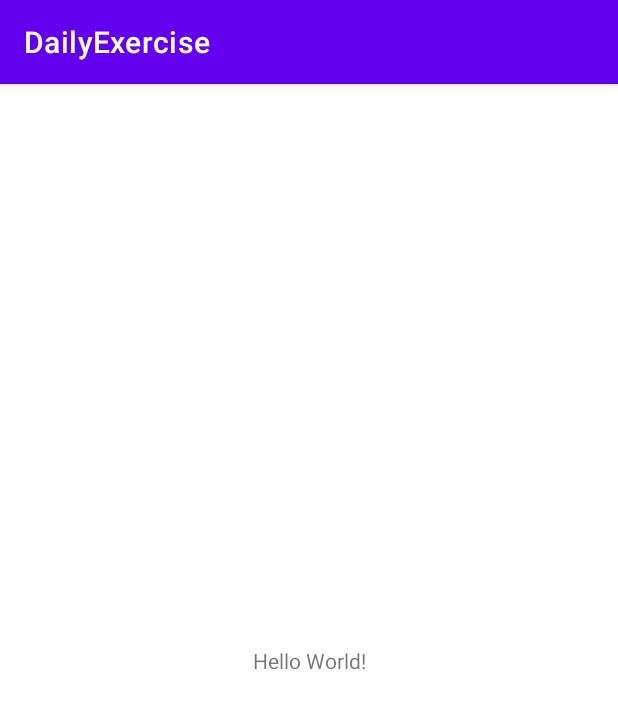
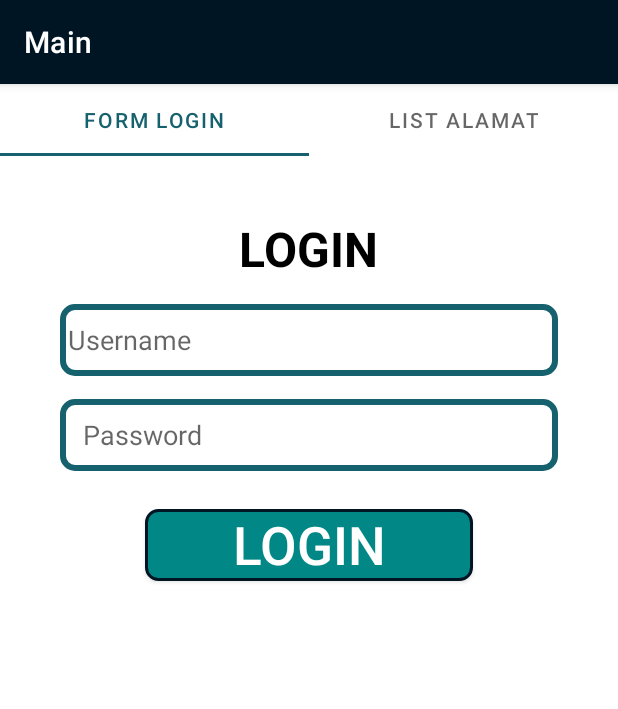
Before and after one commit to kevin-138/Daily-Exercise, an Android app: the screen it shows after launch (MainActivity), on a phone screen of 412 x 824 dp. Shown: the top 709 px of the screen. Run offline under Robolectric (Android 15) with nearby library versions, the phone set to English and light mode, and no system bars.

```diff
--- a/app/build.gradle
+++ b/app/build.gradle
@@ -1,6 +1,7 @@
 plugins {
     id 'com.android.application'
     id 'org.jetbrains.kotlin.android'
+    id 'kotlin-parcelize'
 }
 
 android {
--- a/app/src/main/AndroidManifest.xml
+++ b/app/src/main/AndroidManifest.xml
@@ -13,10 +13,10 @@
         tools:targetApi="31">
         <activity
             android:name=".MainActivity"
-            android:exported="true">
+            android:exported="true"
+            android:label="Main">
             <intent-filter>
                 <action android:name="android.intent.action.MAIN" />
-
                 <category android:name="android.intent.category.LAUNCHER" />
             </intent-filter>
         </activity>
--- /dev/null
+++ b/app/src/main/java/com/kevin/dailyexercise/LoginFragment.kt
@@ -0,0 +1,79 @@
+package com.kevin.dailyexercise
+
+import android.graphics.Color
+import android.os.Bundle
+import androidx.fragment.app.Fragment
+import android.view.LayoutInflater
+import android.view.View
+import android.view.ViewGroup
+import android.widget.Button
+import android.widget.EditText
+import android.widget.TextView
+
+private val dataAkun = mapOf(
+    "global1234" to "glob123!!",
+    "loyalty5678" to "l0y@lTyS67B",
+    "indonesia1945" to "inD0n35!a19AS",
+    "alfagift2023" to "alF@g1fTz0zE"
+)
+
+class LoginFragment : Fragment() {
+    lateinit var etusername: EditText
+    lateinit var etpassword: EditText
+    lateinit var loginBt: Button
+    lateinit var tvLoginOut: TextView
+    override fun onCreateView(
+        inflater: LayoutInflater, container: ViewGroup?,
+        savedInstanceState: Bundle?
+    ): View? {
+        // Inflate the layout for this fragment
+        return inflater.inflate(R.layout.fragment_login, container, false)
+    }
+
+    override fun onViewCreated(view: View, savedInstanceState: Bundle?) {
+        super.onViewCreated(view, savedInstanceState)
+        etusername = view.findViewById(R.id.etUsername)
+        etpassword = view.findViewById(R.id.etPassword)
+        loginBt = view.findViewById(R.id.btLogin)
+        tvLoginOut = view.findViewById(R.id.tvLoginOutput)
+
+        loginBt.setOnClickListener {
+            validateLogin((etusername.text.toString()), (etpassword.text.toString()))
+        }
+    }
+
+    fun validateLogin(userInput: String, passInput: String) {
+        val number = Regex("[0-9]")
+        val alphabet = Regex("[a-zA-Z]")
+        val symbols = Regex("[\\p{P}\\p{S}]")
+
+        when {
+            userInput.isBlank() || passInput.isBlank() -> errorOutput(R.string.val_log1)
+            (userInput.length !in 6..15) -> errorOutput(R.string.val_log2)
+            userInput.contains(" ") || passInput.contains(" ") -> errorOutput(R.string.val_log3)
+            !number.containsMatchIn(userInput) || !alphabet.containsMatchIn(userInput) -> errorOutput(
+                R.string.val_log4
+            )
+            symbols.containsMatchIn(userInput) -> errorOutput(R.string.val_log4_1)
+            passInput.length !in 8..20 -> errorOutput(R.string.val_log5)
+            !symbols.containsMatchIn(passInput) || !number.containsMatchIn(passInput) || !alphabet.containsMatchIn(
+                passInput
+            ) ->
+                errorOutput(R.string.val_log6)
+            else -> {
+                val validasiAkun = dataAkun[userInput] == passInput
+                if (validasiAkun) {
+                    tvLoginOut.setTextColor(Color.GREEN)
+                    tvLoginOut.text = getString(R.string.log_success)
+                } else {
+                    errorOutput(R.string.val_log7)
+                }
+            }
+        }
+    }
+
+    fun errorOutput(errorId: Int) {
+        tvLoginOut.setTextColor(Color.RED)
+        tvLoginOut.text = getString(errorId)
+    }
+}
--- a/app/src/main/java/com/kevin/dailyexercise/MainActivity.kt
+++ b/app/src/main/java/com/kevin/dailyexercise/MainActivity.kt
@@ -1,11 +1,65 @@
 package com.kevin.dailyexercise
 
+import android.os.Bundle
+import android.text.TextUtils.replace
 import androidx.appcompat.app.AppCompatActivity
-import android.os.Bundle
+import com.google.android.material.tabs.TabLayout
+import com.google.android.material.tabs.TabLayout.OnTabSelectedListener
 
 class MainActivity : AppCompatActivity() {
+    lateinit var tabLayout: TabLayout
     override fun onCreate(savedInstanceState: Bundle?) {
         super.onCreate(savedInstanceState)
         setContentView(R.layout.activity_main)
+        tabLayout = findViewById(R.id.tlMain)
+        tabLayout.addOnTabSelectedListener(object : TabLayout.OnTabSelectedListener {
+            override fun onTabSelected(tab: TabLayout.Tab?) {
+                when {
+                    tab?.position == 0 -> {
+                        setupFragment(0)
+                    }
+                    tab?.position == 1 -> {
+                        setupFragment(1)
+                    }
+                }
+            }
+
+            override fun onTabReselected(tab: TabLayout.Tab?) {
+                // Write code to handle tab reselect
+            }
+
+            override fun onTabUnselected(tab: TabLayout.Tab?) {
+                // Write code to handle tab reselect
+            }
+
+        })
+
+        setupFragment(0)
+    }
+
+    fun setupFragment(fragSelected: Int) {
+        when (fragSelected) {
+            0 -> {
+                val lgnFragment = LoginFragment()
+                val lgnFragmentManager = supportFragmentManager
+                lgnFragmentManager.beginTransaction().apply {
+                    replace(R.id.frameLayoutMain, lgnFragment, LoginFragment::class.java.simpleName)
+                    commit()
+                }
+            }
+            1 -> {
+                val alamatFragment = AlamatFragment()
+                val alamatFragmenttManager = supportFragmentManager
+                alamatFragmenttManager.beginTransaction().apply {
+                    replace(
+                        R.id.frameLayoutMain,
+                        alamatFragment,
+                        LoginFragment::class.java.simpleName
+                    )
+                    commit()
+                }
+            }
+
+        }
     }
 }
--- /dev/null
+++ b/app/src/main/res/drawable/input_text_box.xml
@@ -0,0 +1,13 @@
+<?xml version="1.0" encoding="utf-8"?>
+<shape xmlns:android="http://schemas.android.com/apk/res/android"
+    android:shape="rectangle">
+    <solid android:color="#FFFFFF" />
+    <corners
+        android:bottomRightRadius="8dp"
+        android:bottomLeftRadius="8dp"
+        android:topLeftRadius="8dp"
+        android:topRightRadius="8dp" />
+    <stroke
+        android:color="@color/green"
+        android:width="4dp"/>
+</shape>
--- /dev/null
+++ b/app/src/main/res/drawable/login_button.xml
@@ -0,0 +1,13 @@
+<?xml version="1.0" encoding="utf-8"?>
+<shape xmlns:android="http://schemas.android.com/apk/res/android"
+    android:shape="rectangle">
+    <solid android:color="@color/teal_700" />
+    <corners
+        android:bottomRightRadius="8dp"
+        android:bottomLeftRadius="8dp"
+        android:topLeftRadius="8dp"
+        android:topRightRadius="8dp" />
+    <stroke
+        android:color="@color/vDarkBlue"
+        android:width="2dp"/>
+</shape>
--- a/app/src/main/res/layout/activity_main.xml
+++ b/app/src/main/res/layout/activity_main.xml
@@ -1,18 +1,40 @@
 <?xml version="1.0" encoding="utf-8"?>
-<androidx.constraintlayout.widget.ConstraintLayout xmlns:android="http://schemas.android.com/apk/res/android"
+<LinearLayout xmlns:android="http://schemas.android.com/apk/res/android"
     xmlns:app="http://schemas.android.com/apk/res-auto"
     xmlns:tools="http://schemas.android.com/tools"
     android:layout_width="match_parent"
     android:layout_height="match_parent"
-    tools:context=".MainActivity">
+    tools:context=".MainActivity"
+    android:orientation="vertical">
 
-    <TextView
-        android:layout_width="wrap_content"
+    <com.google.android.material.tabs.TabLayout
+        android:id="@+id/tlMain"
+        android:layout_width="match_parent"
         android:layout_height="wrap_content"
-        android:text="Hello World!"
-        app:layout_constraintBottom_toBottomOf="parent"
-        app:layout_constraintEnd_toEndOf="parent"
-        app:layout_constraintStart_toStartOf="parent"
-        app:layout_constraintTop_toTopOf="parent" />
+        app:tabSelectedTextColor="@color/green"
+        app:tabIndicatorColor="@color/green"
+        app:tabRippleColor="@color/teal_200"
+        >
+        <com.google.android.material.tabs.TabItem
+            android:id="@+id/ti1"
+            android:layout_width="wrap_content"
+            android:layout_height="wrap_content"
+            android:text="Form Login"
+            android:padding="10dp"/>
 
-</androidx.constraintlayout.widget.ConstraintLayout>
+        <com.google.android.material.tabs.TabItem
+            android:id="@+id/ti2"
+            android:layout_width="wrap_content"
+            android:layout_height="wrap_content"
+            android:text="List Alamat"
+            android:padding="10dp"/>
+    </com.google.android.material.tabs.TabLayout>
+
+
+    <FrameLayout
+        android:id="@+id/frameLayoutMain"
+        android:layout_width="match_parent"
+        android:layout_height="match_parent"
+        />
+
+</LinearLayout>
--- /dev/null
+++ b/app/src/main/res/layout/fragment_login.xml
@@ -0,0 +1,59 @@
+<?xml version="1.0" encoding="utf-8"?>
+<LinearLayout xmlns:android="http://schemas.android.com/apk/res/android"
+    xmlns:tools="http://schemas.android.com/tools"
+    android:layout_width="match_parent"
+    android:layout_height="match_parent"
+    tools:context=".LoginFragment"
+    android:gravity="center_horizontal"
+    android:orientation="vertical"
+    android:padding="40dp">
+
+    <TextView
+        android:id="@+id/title"
+        android:layout_width="wrap_content"
+        android:layout_height="wrap_content"
+        android:text="@string/loginTv"
+        android:textColor="@color/black"
+        android:textSize="32sp"
+        android:textStyle="bold" />
+
+    <EditText
+        android:id="@+id/etUsername"
+        android:layout_width="match_parent"
+        android:layout_height="@dimen/etHeight"
+        android:layout_marginTop="@dimen/etMargin"
+        android:background="@drawable/input_text_box"
+        android:hint="@string/loginUsername"
+        android:inputType="text"
+        android:paddingHorizontal="5dp"/>
+
+    <EditText
+        android:id="@+id/etPassword"
+        android:layout_width="match_parent"
+        android:layout_height="@dimen/etHeight"
+        android:layout_marginTop="@dimen/etMargin"
+        android:background="@drawable/input_text_box"
+        android:hint="@string/loginPassword"
+        android:inputType="textPassword"
+        android:paddingHorizontal="15dp" />
+
+    <android.widget.Button
+        android:id="@+id/btLogin"
+        android:layout_width="wrap_content"
+        android:layout_height="wrap_content"
+        android:layout_marginTop="25dp"
+        android:paddingHorizontal="@dimen/btPadding"
+        android:text="@string/loginTv"
+        android:textColor="@color/white"
+        android:background="@drawable/login_button"
+        android:textSize="35sp" />
+
+    <TextView
+        android:id="@+id/tvLoginOutput"
+        android:layout_width="wrap_content"
+        android:layout_height="wrap_content"
+        android:layout_marginTop="10dp"
+        android:text=""
+        android:textColor="@color/red" />
+
+</LinearLayout>
--- /dev/null
+++ b/app/src/main/res/values/dimens.xml
@@ -0,0 +1,12 @@
+<?xml version="1.0" encoding="utf-8"?>
+<resources>
+    <dimen name="etMargin">15dp</dimen>
+    <dimen name="etHeight">48dp</dimen>
+    <dimen name="btPadding">58dp</dimen>
+    <dimen name="dimen_1">15dp</dimen>
+    <dimen name="dimen_2">5dp</dimen>
+    <dimen name="dimen_3">20dp</dimen>
+    <dimen name="dimen_4">30dp</dimen>
+    <dimen name="elevation">8dp</dimen>
+    <dimen name="etHeight2">58dp</dimen>
+</resources>
--- a/app/src/main/res/values/strings.xml
+++ b/app/src/main/res/values/strings.xml
@@ -1,3 +1,33 @@
 <resources>
     <string name="app_name">DailyExercise</string>
+    <!-- TODO: Remove or change this placeholder text -->
+    <string name="loginPassword">Password</string>
+    <string name="loginUsername">Username</string>
+    <string name="loginTv">LOGIN</string>
+
+    <string name="val_log1">Login Gagal, Username dan Password tidak boleh kosong</string>
+    <string name="val_log2">Login Gagal, Panjang username tidak valid (6-15 karakter)</string>
+    <string name="val_log3">Login Gagal, username dan passsword tidak boleh mengandung spasi</string>
+    <string name="val_log4">Login Gagal, username harus kombinasi angka dan huruf</string>
+    <string name="val_log4.1">Login Gagal, username tidak boleh mengandung simbol</string>
+    <string name="val_log5">Login Gagal, Panjang password tidak valid (8-20 karakter)</string>
+    <string name="val_log6">Login Gagal, password harus kombinasi angka, huruf, dan simbol</string>
+    <string name="val_log7">Login Gagal, password atau username yang anda masukkan salah</string>
+    <string name="log_success">Login berhasil</string>
+
+    <string name="hello_blank_fragment">Hello blank fragment</string>
+
+    <string name="screen1_title">Listing Alamat</string>
+    <string name="screen2_title">Input Alamat</string>
+    <string name="almtBtn">+Tambah Alamat</string>
+    <string name="dataPenerima">%s - %s</string>
+    <string name="input_val1">Input Alamat Gagal, Alamat Tidak Boleh Blank!</string>
+    <string name="input_val2">Input Alamat Gagal, Detail Alamat Tidak Boleh Blank!</string>
+    <string name="input_val3">Input Alamat Gagal, Label Tidak Boleh Blank!</string>
+    <string name="input_val4">Input Alamat Gagal, Nama Tidak Boleh Blank!</string>
+    <string name="input_val5">Input Alamat Gagal, Nomor Handphone Tidak Boleh Blank!</string>
+    <string name="input_val6">Input Alamat Gagal, Nama tidak boleh mengandung simbol!</string>
+    <string name="input_val7">Input Alamat Gagal, Nomor Handphone hanya boleh mengandung angka!</string>
+    <string name="input_val8">Input Alamat Gagal, Panjang Nomor Handphone 12 - 13 angka</string>
+    <string name="input_val9">Input Alamat Gagal, Nama tidak boleh mengandung angka!</string>
 </resources>
--- a/app/src/main/res/values/themes.xml
+++ b/app/src/main/res/values/themes.xml
@@ -2,7 +2,7 @@
     <!-- Base application theme. -->
     <style name="Theme.DailyExercise" parent="Theme.MaterialComponents.DayNight.DarkActionBar">
         <!-- Primary brand color. -->
-        <item name="colorPrimary">@color/purple_500</item>
+        <item name="colorPrimary">@color/vDarkBlue</item>
         <item name="colorPrimaryVariant">@color/purple_700</item>
         <item name="colorOnPrimary">@color/white</item>
         <!-- Secondary brand color. -->
@@ -10,7 +10,7 @@
         <item name="colorSecondaryVariant">@color/teal_700</item>
         <item name="colorOnSecondary">@color/black</item>
         <!-- Status bar color. -->
-        <item name="android:statusBarColor">?attr/colorPrimaryVariant</item>
+        <item name="android:statusBarColor">@color/vDarkBlue</item>
         <!-- Customize your theme here. -->
     </style>
 </resources>
```
Also changed, not shown: app/src/main/java/com/kevin/dailyexercise/AlamatFragment.kt (added, +29 -0 lines), app/src/main/java/com/kevin/dailyexercise/DataAlamatAdapter.kt (added, +35 -0 lines), app/src/main/java/com/kevin/dailyexercise/DataAlamatUser.kt (added, +14 -0 lines), app/src/main/java/com/kevin/dailyexercise/inputAlamatFragment.kt (added, +59 -0 lines), app/src/main/res/layout/alamat_list_design.xml (added, +98 -0 lines), app/src/main/res/layout/fragment_alamat.xml (added, +20 -0 lines), app/src/main/res/layout/fragment_input_alamat.xml (added, +14 -0 lines), app/src/main/res/values/colors.xml (+13 -0 lines).
